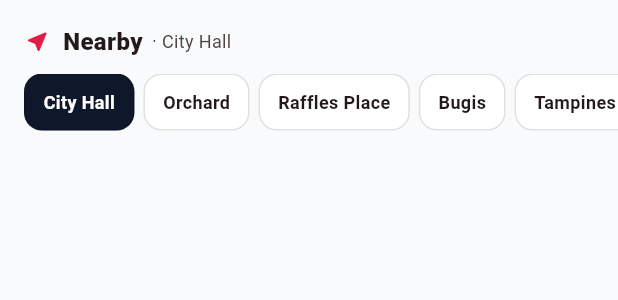
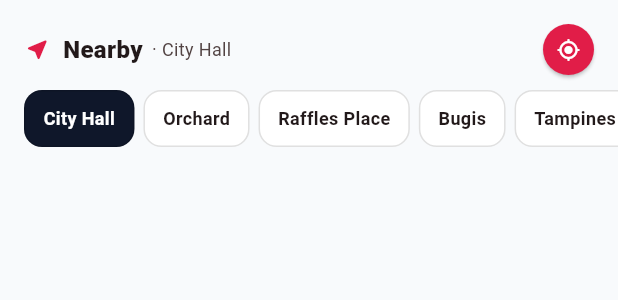
Before and after one commit to whowantamad/quickbus-sg-releases, a Flutter app: the NearbyScreen widget shown alone on an empty page, opened directly with empty values, on a phone screen of 412 x 824 dp. Shown: the top 300 px of the screen. Run offline on Flutter 3.47's test engine with Material 3 defaults, Android fonts, the phone set to English and light mode, and no system bars; our stand-ins replace geolocator, shared_preferences; accounts and stored records are empty.

Commit message:
Release v1.0.4+5: add circular/adaptive launcher icons, GPS location in Nearby tab, and simplified refresh toast

```diff
--- a/flutter_project/lib/screens/nearby_screen.dart
+++ b/flutter_project/lib/screens/nearby_screen.dart
@@ -1,4 +1,5 @@
 import 'package:flutter/material.dart';
+import 'package:geolocator/geolocator.dart';
 import '../models/bus_stop.dart';
 import '../services/transit_db_service.dart';
 import '../widgets/stop_list_item.dart';
@@ -38,6 +39,9 @@ class _NearbyScreenState extends State<NearbyScreen> {
   ];
 
   String _selectedHub = 'City Hall';
+  bool _isLocating = false;
+  bool _usingGps = false;
+  String? _geoError;
   List<BusStop> _stops = [];
 
   @override
@@ -50,8 +54,84 @@ class _NearbyScreenState extends State<NearbyScreen> {
     final nearest = TransitDbService.getNearestStops(hub.lat, hub.lng, limit: 15);
     setState(() {
       _selectedHub = hub.name;
+      _usingGps = false;
+      _geoError = null;
       _stops = nearest;
     });
+  }
+
+  Future<void> _handleUseGps() async {
+    if (_isLocating) return;
+    setState(() {
+      _isLocating = true;
+      _geoError = null;
+    });
+
+    try {
+      final serviceEnabled = await Geolocator.isLocationServiceEnabled();
+      if (!serviceEnabled) {
+        if (mounted) {
+          setState(() {
+            _isLocating = false;
+            _geoError = 'Location services disabled';
+          });
+        }
+        return;
+      }
+
+      var permission = await Geolocator.checkPermission();
+      if (permission == LocationPermission.denied) {
+        permission = await Geolocator.requestPermission();
+        if (permission == LocationPermission.denied) {
+          if (mounted) {
+            setState(() {
+              _isLocating = false;
+              _geoError = 'GPS access denied';
+            });
+          }
+          return;
+        }
+      }
+
+      if (permission == LocationPermission.deniedForever) {
+        if (mounted) {
+          setState(() {
+            _isLocating = false;
+            _geoError = 'GPS access permanently denied';
+          });
+        }
+        return;
+      }
+
+      final pos = await Geolocator.getCurrentPosition(
+        locationSettings: const LocationSettings(
+          accuracy: LocationAccuracy.high,
+          timeLimit: Duration(seconds: 8),
+        ),
+      );
+
+      final nearest = TransitDbService.getNearestStops(
+        pos.latitude,
+        pos.longitude,
+        limit: 15,
+      );
+
+      if (mounted) {
+        setState(() {
+          _selectedHub = 'GPS';
+          _usingGps = true;
+          _isLocating = false;
+          _stops = nearest;
+        });
+      }
+    } catch (_) {
+      if (mounted) {
+        setState(() {
+          _isLocating = false;
+          _geoError = 'GPS access denied';
+        });
+      }
+    }
   }
 
   @override
@@ -62,10 +142,13 @@ class _NearbyScreenState extends State<NearbyScreen> {
     return Column(
       crossAxisAlignment: CrossAxisAlignment.start,
       children: [
-        // Top Header
+        // Top Header with GPS Locate Button
         Padding(
           padding: const EdgeInsets.fromLTRB(16, 16, 16, 10),
           child: Row(
+            mainAxisAlignment: MainAxisAlignment.spaceBetween,
+            children: [
+              Row(
                 children: [
                   const Icon(
                     Icons.near_me_rounded,
@@ -87,6 +170,39 @@ class _NearbyScreenState extends State<NearbyScreen> {
                   ),
                 ],
               ),
+              Material(
+                color: _usingGps
+                    ? const Color(0xFF059669)
+                    : const Color(0xFFE11D48),
+                shape: const CircleBorder(),
+                elevation: 1,
+                child: InkWell(
+                  onTap: _handleUseGps,
+                  customBorder: const CircleBorder(),
+                  child: SizedBox(
+                    width: 34,
+                    height: 34,
+                    child: Center(
+                      child: _isLocating
+                          ? const SizedBox(
+                              width: 15,
+                              height: 15,
+                              child: CircularProgressIndicator(
+                                strokeWidth: 2,
+                                color: Colors.white,
+                              ),
+                            )
+                          : const Icon(
+                              Icons.my_location_rounded,
+                              size: 16,
+                              color: Colors.white,
+                            ),
+                    ),
+                  ),
+                ),
+              ),
+            ],
+          ),
         ),
 
         // Transit Hub Selector
@@ -99,7 +215,7 @@ class _NearbyScreenState extends State<NearbyScreen> {
             separatorBuilder: (_, __) => const SizedBox(width: 6),
             itemBuilder: (context, idx) {
               final hub = _hubs[idx];
-              final active = _selectedHub == hub.name;
+              final active = _selectedHub == hub.name && !_usingGps;
               return InkWell(
                 onTap: () => _selectHub(hub),
                 borderRadius: BorderRadius.circular(12),
@@ -130,6 +246,51 @@ class _NearbyScreenState extends State<NearbyScreen> {
             },
           ),
         ),
+
+        // GPS Error Banner
+        if (_geoError != null)
+          Padding(
+            padding: const EdgeInsets.fromLTRB(16, 8, 16, 0),
+            child: Container(
+              padding: const EdgeInsets.symmetric(horizontal: 12, vertical: 8),
+              decoration: BoxDecoration(
+                color: isDark
+                    ? const Color(0xFF78350F).withValues(alpha: 0.25)
+                    : const Color(0xFFFFFBEB),
+                borderRadius: BorderRadius.circular(12),
+                border: Border.all(
+                  color: isDark
+                      ? const Color(0xFF92400E).withValues(alpha: 0.5)
+                      : const Color(0xFFFDE68A),
+                ),
+              ),
+              child: Row(
+                children: [
+                  Icon(
+                    Icons.error_outline_rounded,
+                    size: 15,
+                    color: isDark
+                        ? const Color(0xFFFBBF24)
+                        : const Color(0xFFB45309),
+                  ),
+                  const SizedBox(width: 8),
+                  Expanded(
+                    child: Text(
+                      _geoError!,
+                      style: TextStyle(
+                        fontSize: 11.5,
+                        fontWeight: FontWeight.w600,
+                        color: isDark
+                            ? const Color(0xFFFCD34D)
+                            : const Color(0xFFB45309),
+                      ),
+                    ),
+                  ),
+                ],
+              ),
+            ),
+          ),
+
         const SizedBox(height: 8),
 
         // Bus Stop Cards List
--- a/flutter_project/lib/widgets/settings_sheet.dart
+++ b/flutter_project/lib/widgets/settings_sheet.dart
@@ -3,7 +3,7 @@ import '../services/favorites_service.dart';
 import '../services/transit_db_service.dart';
 
 class SettingsSheet extends StatefulWidget {
-  static const String appVersion = '1.0.3+4';
+  static const String appVersion = '1.0.4+5';
 
   final UserSettings settings;
   final ValueChanged<UserSettings> onSettingsUpdated;
--- a/flutter_project/pubspec.yaml
+++ b/flutter_project/pubspec.yaml
@@ -1,7 +1,7 @@
 name: quickbus_sg
 description: "Minimalist Singapore Bus Arrival app powered by LTA DataMall v3 with Material 3 design and offline-first transit database."
 publish_to: "none"
-version: 1.0.3+4
+version: 1.0.4+5
 
 environment:
   sdk: ">=3.0.0 <4.0.0"
@@ -12,6 +12,7 @@ dependencies:
   http: ^1.2.0
   shared_preferences: ^2.2.2
   intl: ^0.19.0
+  geolocator: ^13.0.2
 
 dev_dependencies:
   flutter_test:
```
Also changed, not shown: flutter_project/lib/screens/bus_stop_detail_screen.dart (+7 -11 lines), flutter_project/pubspec.lock, 17 other files. Lines whose indentation alone changed are shown as unchanged.
